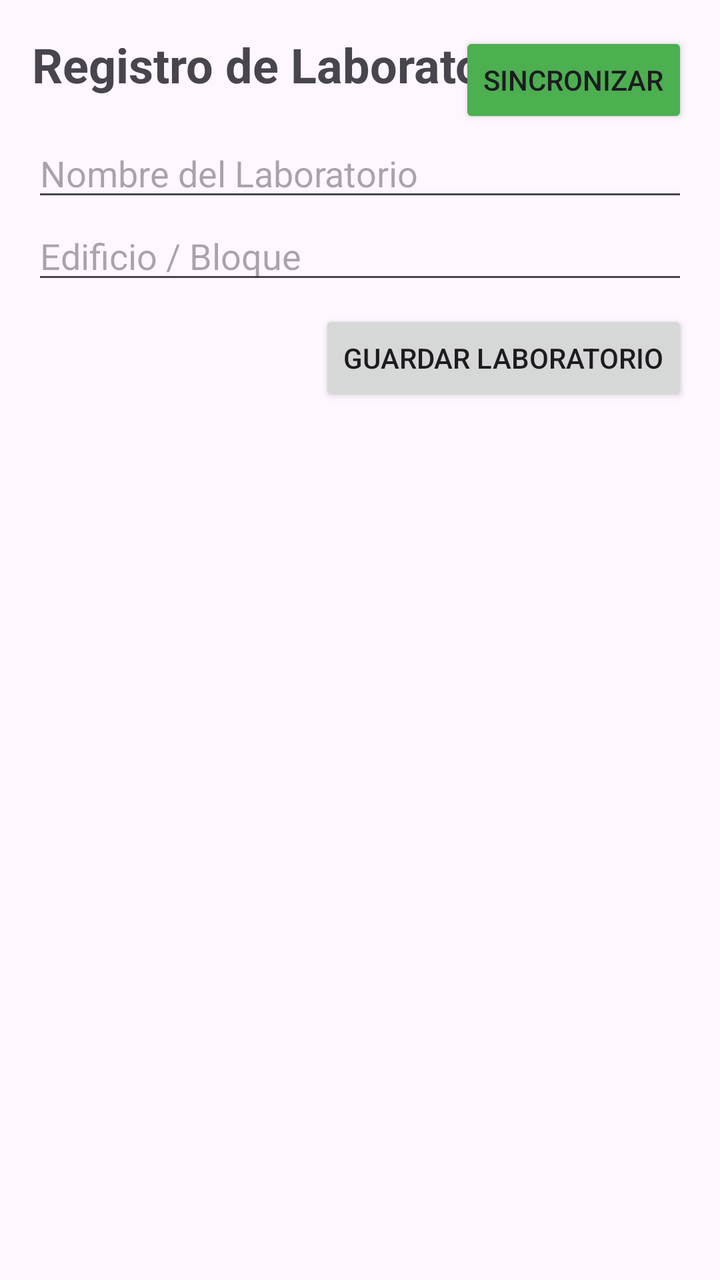
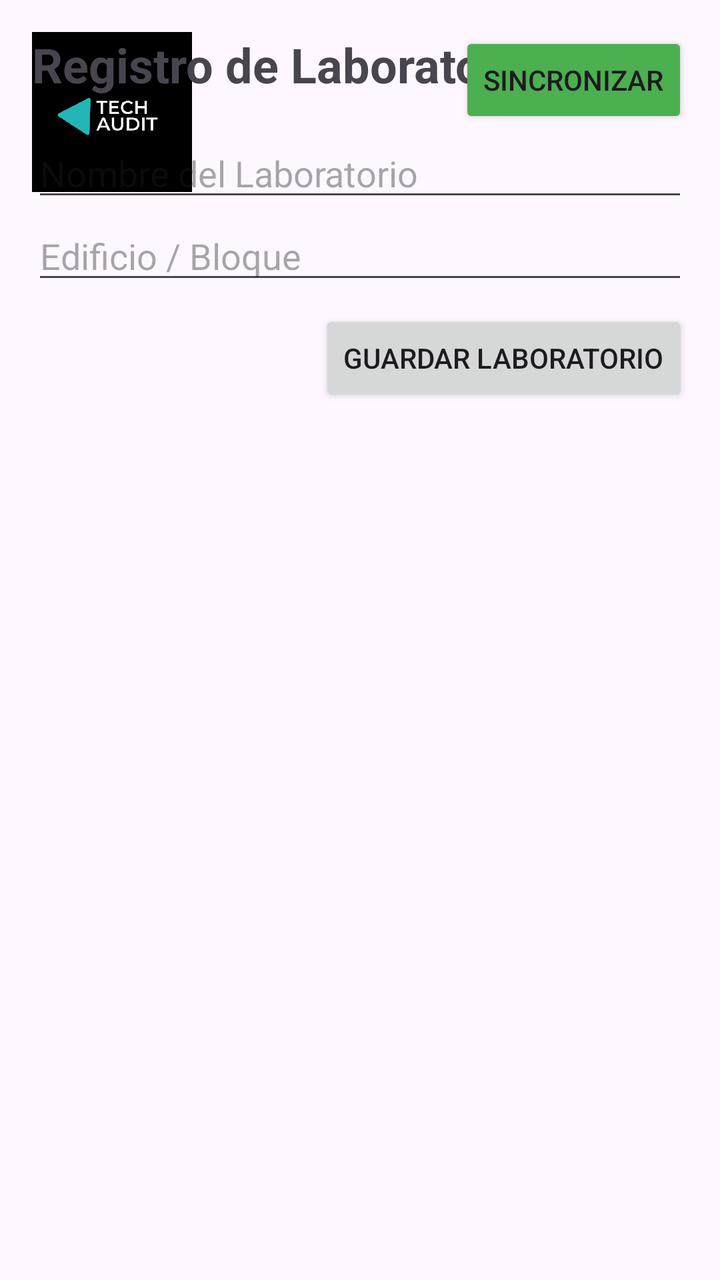

An Android layout rendered at two revisions. The XML below is the earlier revision; the diff shows what the commit changed to produce the second picture.
<!-- AndroidManifest.xml: application theme Theme.TechAudit20 -->
<!-- res/layout/activity_main.xml -->
<?xml version="1.0" encoding="utf-8"?>
<androidx.constraintlayout.widget.ConstraintLayout
    xmlns:android="http://schemas.android.com/apk/res/android"
    xmlns:app="http://schemas.android.com/apk/res-auto"
    android:layout_width="match_parent"
    android:layout_height="match_parent"
    android:padding="16.dp">

    <TextView
        android:id="@+id/tvTitle"
        android:layout_width="wrap_content"
        android:layout_height="wrap_content"
        android:text="Registro de Laboratorios"
        android:textSize="24sp"
        android:textStyle="bold"
        app:layout_constraintTop_toTopOf="parent"
        app:layout_constraintStart_toStartOf="parent" />

    <Button
        android:id="@+id/btnSyncCloud"
        android:layout_width="wrap_content"
        android:layout_height="wrap_content"
        android:text="Sincronizar"
        android:backgroundTint="#4CAF50"
        app:layout_constraintTop_toTopOf="parent"
        app:layout_constraintEnd_toEndOf="parent" />

    <EditText
        android:id="@+id/etNombreLab"
        android:layout_width="0.dp"
        android:layout_height="wrap_content"
        android:hint="Nombre del Laboratorio"
        android:layout_marginTop="16.dp"
        app:layout_constraintTop_toBottomOf="@id/tvTitle"
        app:layout_constraintStart_toStartOf="parent"
        app:layout_constraintEnd_toEndOf="parent" />

    <EditText
        android:id="@+id/etEdificioLab"
        android:layout_width="0.dp"
        android:layout_height="wrap_content"
        android:hint="Edificio / Bloque"
        app:layout_constraintTop_toBottomOf="@id/etNombreLab"
        app:layout_constraintStart_toStartOf="parent"
        app:layout_constraintEnd_toEndOf="parent" />

    <Button
        android:id="@+id/btnGuardarLab"
        android:layout_width="wrap_content"
        android:layout_height="wrap_content"
        android:text="Guardar Laboratorio"
        android:layout_marginTop="8.dp"
        app:layout_constraintTop_toBottomOf="@id/etEdificioLab"
        app:layout_constraintEnd_toEndOf="parent" />

    <androidx.recyclerview.widget.RecyclerView
        android:id="@+id/rvLaboratorios"
        android:layout_width="0.dp"
        android:layout_height="0.dp"
        android:layout_marginTop="16.dp"
        app:layout_constraintTop_toBottomOf="@id/btnGuardarLab"
        app:layout_constraintBottom_toBottomOf="parent"
        app:layout_constraintStart_toStartOf="parent"
        app:layout_constraintEnd_toEndOf="parent" />

</androidx.constraintlayout.widget.ConstraintLayout>
<!-- resources referenced by this layout -->
<resources>
  <style name="Theme.TechAudit20" parent="Base.Theme.TechAudit20" />
  <style name="Base.Theme.TechAudit20" parent="Theme.Material3.DayNight.NoActionBar">
          
          
      </style>
</resources>

<!-- the commit's change to res/layout/activity_main.xml (unified diff, before → after) -->
@@ -6,6 +6,14 @@
     android:layout_height="match_parent"
     android:padding="16.dp">
 
+    <ImageView
+        android:id="@+id/ivLogo"
+        android:layout_width="80dp"
+        android:layout_height="80dp"
+        android:src="@drawable/tech"
+        android:layout_marginBottom="8.dp"
+        app:layout_constraintTop_toTopOf="parent"
+        app:layout_constraintStart_toStartOf="parent" />
     <TextView
         android:id="@+id/tvTitle"
         android:layout_width="wrap_content"
<!-- resource entries referenced after the edit -->
@@ -1,5 +1,6 @@
 <!-- resources referenced by this layout -->
 <resources>
+  <!-- drawable tech: png bitmap (drawable, 8049 bytes) -->
   <style name="Theme.TechAudit20" parent="Base.Theme.TechAudit20" />
   <style name="Base.Theme.TechAudit20" parent="Theme.Material3.DayNight.NoActionBar">
           
